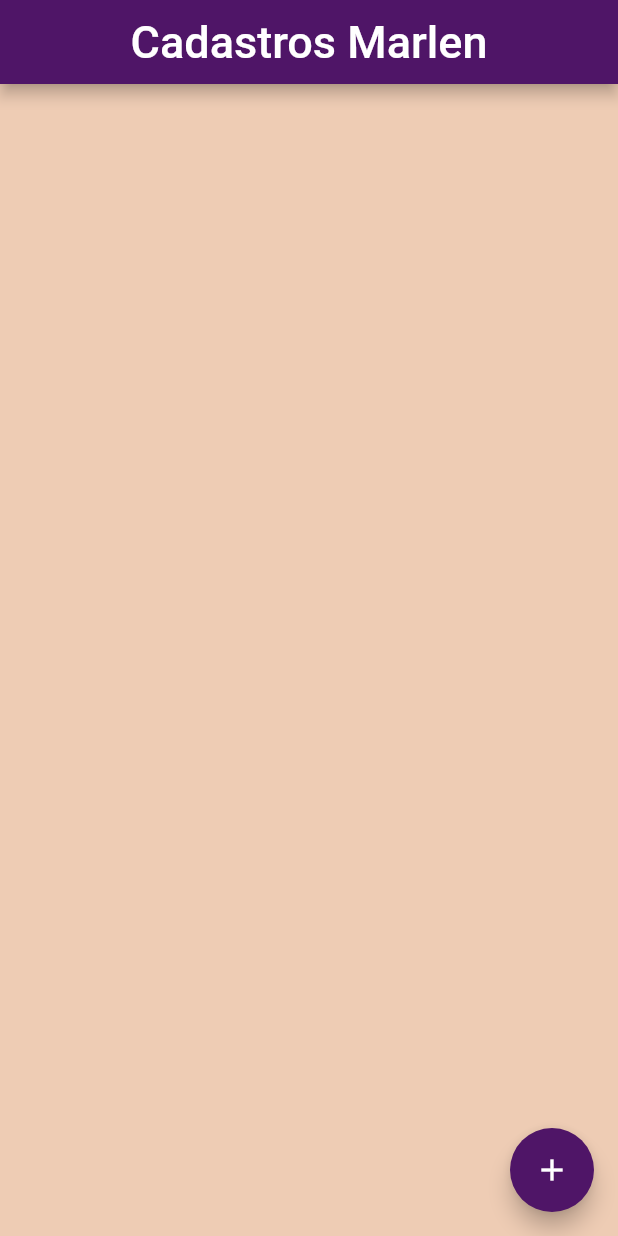
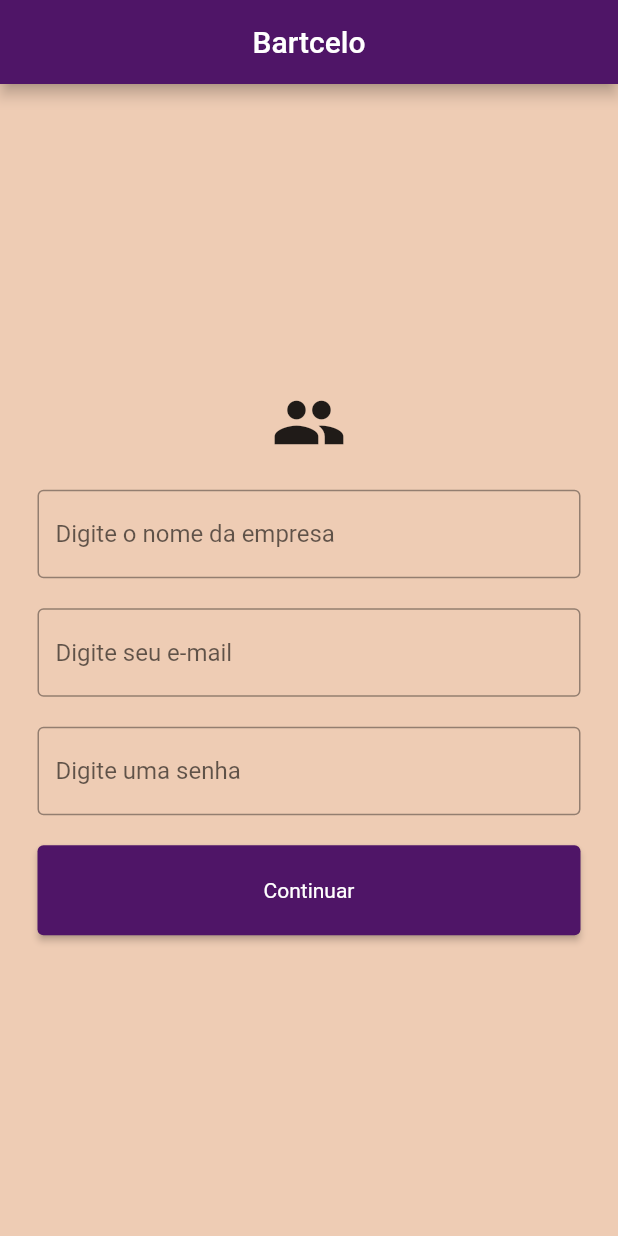
Before and after one commit to Bartcelo/projetos, a Flutter app: the screen it shows after launch, on a phone screen of 412 x 824 dp. Run offline on Flutter 3.47's test engine with Material 2 defaults, Android fonts, the phone set to English and light mode, and no system bars; our stand-ins replace flutter_custom_clippers, flutter_datetime_picker, flutter_masked_text, flutter_mobx, get_it, mask_text_input_formatter and 6 more; missing offline and left inert: bloc_pattern, dart:ffi, pedantic; accounts and stored records are empty; generated files the repository leaves out were written again.

Commit message:
tela de splash e login cadastrada e controle de acesso mocado

```diff
--- /dev/null
+++ b/db_sql/cadastro_clientes_carlos/lib/controller/loginControle.dart
@@ -0,0 +1,14 @@
+import 'package:flutter/material.dart';
+
+class LoginControle {
+
+  String? _email;
+  setEmail(String value) => _email = value;
+  String? _pass;
+  setPass(String value) => _pass = value;
+  String? _empresa;
+  setEmpresa(String value) => _empresa = value;
+
+
+  Future<bool> auth() async => (_email == "Raiane" && _pass == 123);
+}
--- a/db_sql/cadastro_clientes_carlos/lib/view/alertas.dart
+++ b/db_sql/cadastro_clientes_carlos/lib/view/alertas.dart
@@ -1,23 +1,24 @@
-import 'package:cadastro_clientes_carlos/models/contato.dart';
+
 import 'package:flutter/material.dart';
 
-import '../database/database_helper.dart';
+
 
 class Alertas extends StatelessWidget {
   const Alertas({ Key? key }) : super(key: key);
+  static const Color corappbar = Color(0xff4f1567);
+  static const Color corfundo = Color(0xffeeccb4);
+  static const Color cortexto = Color(0xff116873);
 
 
 
   @override
   Widget build(BuildContext context) {
-    // DatabaseHelper db = DatabaseHelper();
-    // List<Contato> contatos = <Contato>[];
 
-    // var valorid = contatos.length;
 
     return  AlertDialog(
-            title: const Text(" Nome"),
-            content: const Text("Faltou o nome do contato"),
+      backgroundColor: corappbar,
+            title: const Text(" Nome", style: TextStyle(color: Colors.white),),
+            content: const Text("Faltou o nome do contato",style: TextStyle(color: Colors.white),),
             actions: [
               ElevatedButton(
                   child: const Text("Fechar"),
--- /dev/null
+++ b/db_sql/cadastro_clientes_carlos/lib/view/loginPrincipal.dart
@@ -0,0 +1,93 @@
+// ignore_for_file: avoid_unnecessary_containers, prefer_const_constructors
+
+import 'package:flutter/material.dart';
+
+import '../controller/loginControle.dart';
+
+class LoginPrincipal extends StatelessWidget {
+  final LoginControle _controle = LoginControle();
+
+  LoginPrincipal({Key? key}) : super(key: key);
+  static const Color corappbar = Color(0xff4f1567);
+  static const Color corfundo = Color(0xffeeccb4);
+  static const Color cortexto = Color(0xff116873);
+
+  @override
+  Widget build(BuildContext context) {
+    return Scaffold(
+      backgroundColor: corfundo,
+      appBar: AppBar(
+        backgroundColor: corappbar,
+        title: const Center(child: Text("Bartcelo")),
+      ),
+      body: Container(
+        padding: const EdgeInsets.all(15),
+        child: Column(
+          crossAxisAlignment: CrossAxisAlignment.center,
+          mainAxisAlignment: MainAxisAlignment.center,
+          // ignore: prefer_const_literals_to_create_immutables
+          children: [
+            const Padding(
+              padding: EdgeInsets.all(10),
+              child: Icon(
+                Icons.people,
+                size: 50,
+              ),
+            ),
+            Padding(
+              padding: EdgeInsets.all(10),
+              child: TextField(
+                onChanged: _controle.setEmpresa,
+                decoration: InputDecoration(
+                  border: OutlineInputBorder(),
+                  hintText: "Digite o nome da empresa",
+                ),
+              ),
+            ),
+            Padding(
+              padding: EdgeInsets.all(10),
+              child: TextField(
+                onChanged: _controle.setEmail,
+                decoration: InputDecoration(
+                  border: OutlineInputBorder(),
+                  hintText: "Digite seu e-mail",
+                ),
+              ),
+            ),
+            Padding(
+              padding: EdgeInsets.all(10),
+              child: TextField(
+                onChanged: _controle.setPass,
+                decoration: InputDecoration(
+                  border: OutlineInputBorder(),
+                  hintText: "Digite uma senha",
+                ),
+              ),
+            ),
+            Padding(
+              padding: const EdgeInsets.all(10),
+              child: ElevatedButton(
+                style: ElevatedButton.styleFrom(
+                    minimumSize: Size(MediaQuery.of(context).size.width, 60),
+                    textStyle: const TextStyle(color: corappbar),
+                    primary: corappbar),
+                onPressed: () {
+                  _controle.auth().then((value) {
+                      if (true) {
+                        Navigator.of(context).pushReplacementNamed('/homePag');
+                      // ignore: dead_code
+                      } else {
+                        Navigator.of(context).pushReplacementNamed('/');
+                      }
+
+                  });
+                },
+                child: const Text('Continuar'),
+              ),
+            ),
+          ],
+        ),
+      ),
+    );
+  }
+}
--- a/db_sql/cadastro_clientes_carlos/pubspec.yaml
+++ b/db_sql/cadastro_clientes_carlos/pubspec.yaml
@@ -37,6 +37,7 @@ dependencies:
   sqflite: ^2.0.2+1
   path_provider: ^2.0.9
   google_fonts: ^2.3.1
+  mask_text_input_formatter: ^2.3.0
 
 dev_dependencies:
   flutter_test:
--- a/teste/lib/app/domin/entities/contact.dart
+++ b/teste/lib/app/domin/entities/contact.dart
@@ -1,12 +1,12 @@
 class Contact{
-  int id;
+  int? id;
   String nome;
   String telefone;
   String informa;
   int data;
   int? revisita;
 
-Contact({required this.id, required this.nome, required this.telefone, required this.informa, required this.data, this.revisita});
+Contact({this.id, required this.nome, required this.telefone, required this.informa, required this.data, this.revisita});
 
   static fromMap(Map<String, Object?> e) {}
 }
--- a/teste/lib/app/view/contact_list.dart
+++ b/teste/lib/app/view/contact_list.dart
@@ -125,7 +125,7 @@ class _ContactListState extends State<ContactList> {
                                         iconEditButton((){
                                           _contactBack.goToForm(context, contato);
                                         }),
-                                        iconDelete(context, (){_contactBack.remove(contato.id); Navigator.of(context).pop();})
+                                        iconDelete(context, (){_contactBack.remove(contato.id!); Navigator.of(context).pop();})
                                       ],
                                     ),
                                   ),
```
Also changed, not shown: Poo/estudo_poo/analysis_options.yaml (added, +30 -0 lines), Poo/estudo_poo/lib/conta.dart (added, +41 -0 lines), Poo/estudo_poo/lib/src/main.dart (added, +7 -0 lines), Poo/estudo_poo/pubspec.yaml (added, +14 -0 lines), aprendaDart/funcoes_anonimas/bin/loopFor.dart (added, +29 -0 lines), db_sql/cadastro_clientes_carlos/lib/main.dart (+13 -2 lines), db_sql/cadastro_clientes_carlos/lib/view/alertaDelete.dart (+9 -7 lines), db_sql/cadastro_clientes_carlos/lib/view/contato_page.dart (+13 -0 lines), db_sql/cadastro_clientes_carlos/lib/view/homePage.dart (renamed from db_sql/cadastro_clientes_carlos/lib/view/home.dart, +5 -2 lines), db_sql/cadastro_clientes_carlos/lib/view/splashHome.dart (added, +34 -0 lines), teste/lib/app/view/contact_form_back.dart (+10 -10 lines), db_sql/cadastro_clientes_carlos/pubspec.lock, 3 other files.
